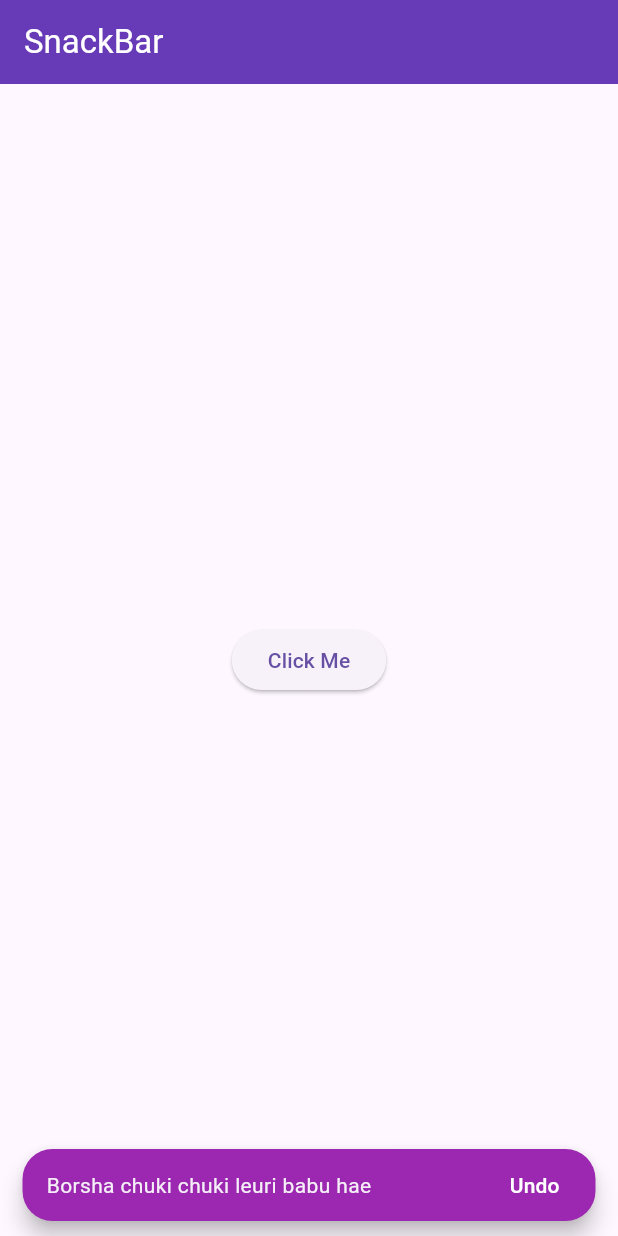
After one commit to Zahed75/test_app, a Flutter app: the screen it shows after launch, after a tap on "Click Me", on a phone screen of 412 x 824 dp. The commit adds this screen. Run offline on Flutter 3.47's test engine with Material 3 defaults, Android fonts, the light colour scheme and no system bars.

Commit message:
Snackbar added

```diff
--- a/lib/main.dart
+++ b/lib/main.dart
@@ -2,6 +2,7 @@ import 'package:flutter/material.dart';
 import 'package:test_app/widgets/button.dart';
 import 'package:test_app/widgets/list_grid.dart';
 import 'package:test_app/widgets/row_cols.dart';
+import 'package:test_app/widgets/snackbar.dart';
 
 void main() => runApp(MyApp());
 
@@ -21,7 +22,7 @@ class MyApp extends StatelessWidget {
         ),
       ),
 
-      home: ListGrid(),
+      home: SnackBarWidget(),
     );
   }
 }
--- /dev/null
+++ b/lib/widgets/snackbar.dart
@@ -0,0 +1,37 @@
+import 'package:flutter/material.dart';
+
+class SnackBarWidget extends StatelessWidget {
+  const SnackBarWidget({super.key});
+
+  @override
+  Widget build(BuildContext context) {
+    return Scaffold(
+      appBar: AppBar(title: Text('SnackBar')),
+      body: Container(
+        child: Center(
+          child: ElevatedButton(
+            onPressed: () {
+              final snackbar = SnackBar(
+                backgroundColor: Colors.purple,
+                // padding: EdgeInsets.all(30),
+                behavior: SnackBarBehavior.floating,
+                action: SnackBarAction(
+                  label: 'Undo',
+                  textColor: Colors.white,
+                  onPressed: () {},
+                ),
+                shape: RoundedRectangleBorder(
+                  borderRadius: BorderRadius.circular(20),
+                ),
+                duration: const Duration(seconds: 3),
+                content: Text('Borsha chuki chuki leuri babu hae'),
+              );
+              ScaffoldMessenger.of(context).showSnackBar(snackbar);
+            },
+            child: Text('Click Me'),
+          ),
+        ),
+      ),
+    );
+  }
+}
```
